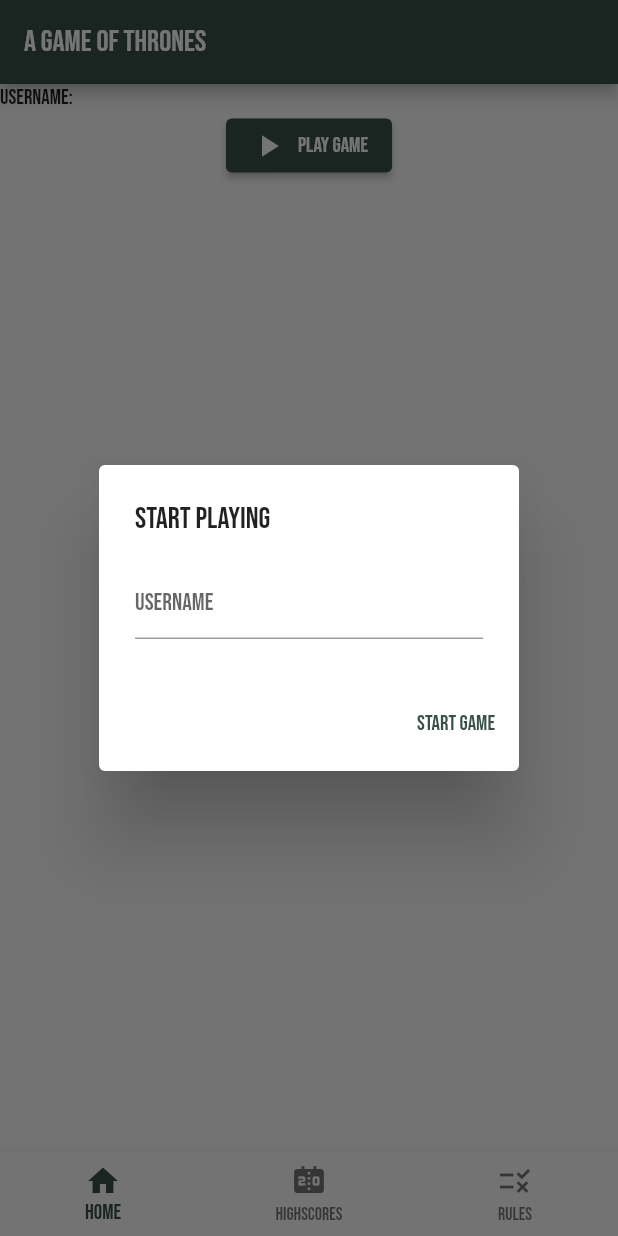
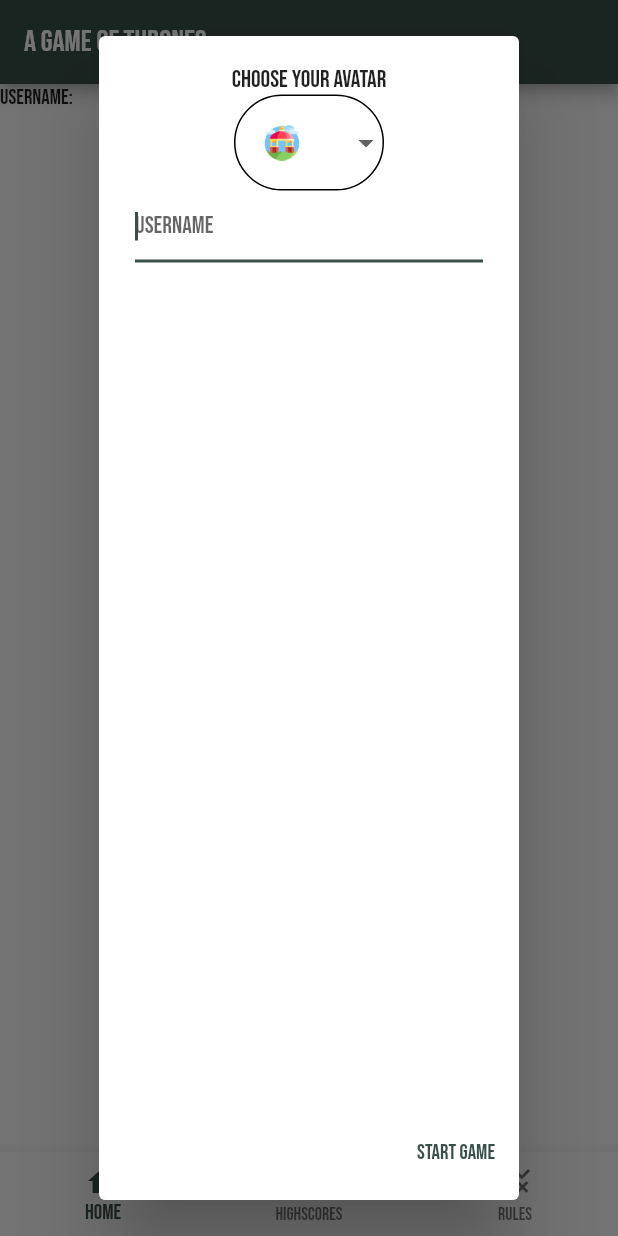
Before and after one commit to KevinVandeputte-TM/flutter_wikitude_project, a Flutter app: the screen it shows after launch, after a tap on "Play Game", on a phone screen of 412 x 824 dp. Run offline on Flutter 3.47's test engine with Material 2 defaults, Android fonts, the phone set to English and light mode, and no system bars; our stand-ins replace google_fonts.

Commit message:
select avatar

```diff
--- a/lib/pages/home.dart
+++ b/lib/pages/home.dart
@@ -1,6 +1,7 @@
 import 'package:flutter/material.dart';
 import 'package:got_app/pages/gamerules.dart';
 import 'package:got_app/pages/highscores.dart';
+import 'package:got_app/widgets/avatarselector.dart';
 
 class HomePage extends StatefulWidget {
   const HomePage({Key? key}) : super(key: key);
@@ -14,11 +15,17 @@
   final pages = const [HomePage(), HighScorePage(), GameRulesPage()];
   late TextEditingController usernameController;
   String _username = "";
+  late int _selectedavatar;
+
+  final _avatars = [
+    0,1,2,3,4,5,6,7,8,9,10,11,12,13,14,15,16,17,18,19,20,21,22,23,24,25,26,27,28,29,30
+  ];
 
   @override
   void initState(){
     super.initState();
     usernameController = TextEditingController();
+    _selectedavatar = _avatars[0];
   }
 
   @override
@@ -116,12 +123,23 @@
   Future<String?> openDialog() => showDialog<String>(
     context: context,
     builder: (context) => AlertDialog(
-      title: const Text("Start playing"),
-      content: TextField(
-        autofocus: false,
-        decoration: const InputDecoration(hintText: "Username"),
-        controller: usernameController,
-        onSubmitted: (_) => startgame(),
+      content:
+      Column(
+        children: <Widget>[
+          const Text("Choose your avatar"),
+          AvatarSelectorWidget(
+            selectedAvatar: _selectedavatar,
+            avatars: _avatars,
+            onAvatarSelected: (avatar){
+              _onAvatarChanged(avatar);
+          }),
+          TextField(
+            autofocus: true,
+            decoration: const InputDecoration(hintText: "Username"),
+            controller: usernameController,
+            onSubmitted: (_) => startgame(),
+          ),
+        ],
       ),
       actions: [
         TextButton(
@@ -136,4 +154,10 @@
     Navigator.of(context).pop(usernameController.text);
     usernameController.clear();
   }
+
+  void _onAvatarChanged(avatar){
+    setState(() {
+      _selectedavatar = avatar;
+    });
+  }
 }
--- /dev/null
+++ b/lib/widgets/avatarselector.dart
@@ -0,0 +1,47 @@
+import 'package:flutter/material.dart';
+
+typedef MyCallback = void Function(int avatarID);
+
+class AvatarSelectorWidget extends StatelessWidget{
+  final int selectedAvatar;
+  final List<int> avatars;
+  final MyCallback onAvatarSelected;
+
+  const AvatarSelectorWidget(
+    {Key? key,
+    required this.selectedAvatar,
+    required this.avatars,
+    required this.onAvatarSelected})
+    : super(key: key);
+
+  @override
+  Widget build(BuildContext context){
+    return SizedBox(
+      width: 100,
+      child: DropdownButtonFormField<int>(
+        decoration: InputDecoration(
+          enabledBorder: OutlineInputBorder(
+            borderRadius: BorderRadius.circular(50),
+            borderSide: const BorderSide(width: 1),
+          )
+        ),
+      items: avatars.map((e) {
+        return DropdownMenuItem(
+          value: e,
+          child: Image(
+            image: AssetImage("assets/avatars/" + e.toString() +".png"),
+            width: 40.0,
+            height: 40.0
+          )
+        );
+      }).toList(),
+      value: selectedAvatar,
+      onChanged: (value) {
+        onAvatarSelected(value!);
+      },
+    )
+  );
+
+  }
+
+}
```
